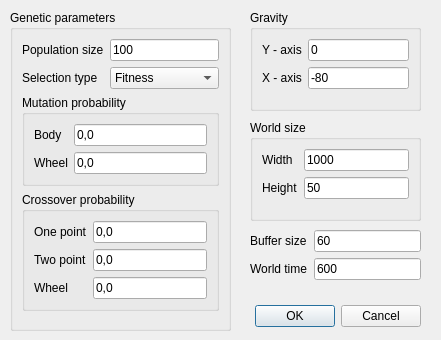
The window that src/gui/newworlddialog.ui (dpietruchowski/CarSimulation) describes before a commit, drawn with Qt 5.
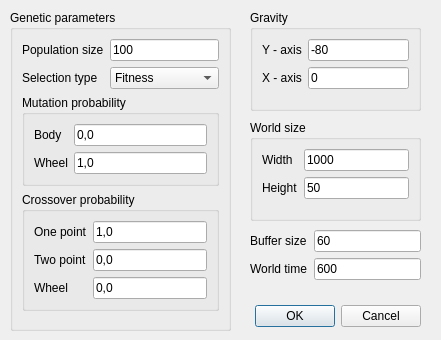
The same window after the commit.

Diff of the .ui file:
```diff
--- a/src/gui/newworlddialog.ui
+++ b/src/gui/newworlddialog.ui
@@ -59,14 +59,14 @@
     <item row="0" column="1">
      <widget class="QLineEdit" name="gravityYEdit">
       <property name="text">
-       <string>0</string>
+       <string>-80</string>
       </property>
      </widget>
     </item>
     <item row="2" column="1">
      <widget class="QLineEdit" name="gravityXEdit">
       <property name="text">
-       <string>-80</string>
+       <string>0</string>
       </property>
      </widget>
     </item>
@@ -212,7 +212,7 @@
        <item row="1" column="1">
         <widget class="QLineEdit" name="wheelMutedit">
          <property name="text">
-          <string>0,0</string>
+          <string>1,0</string>
          </property>
         </widget>
        </item>
@@ -249,7 +249,7 @@
        <item row="0" column="1">
         <widget class="QLineEdit" name="onePointEdit">
          <property name="text">
-          <string>0,0</string>
+          <string>1,0</string>
          </property>
         </widget>
        </item>
```
